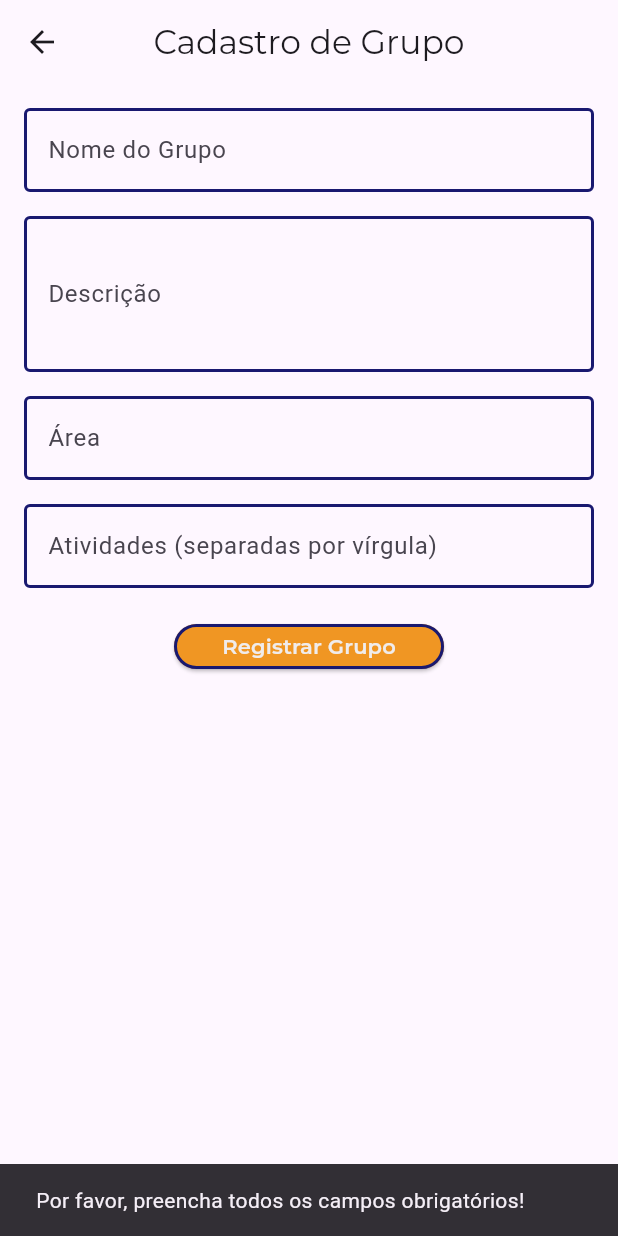
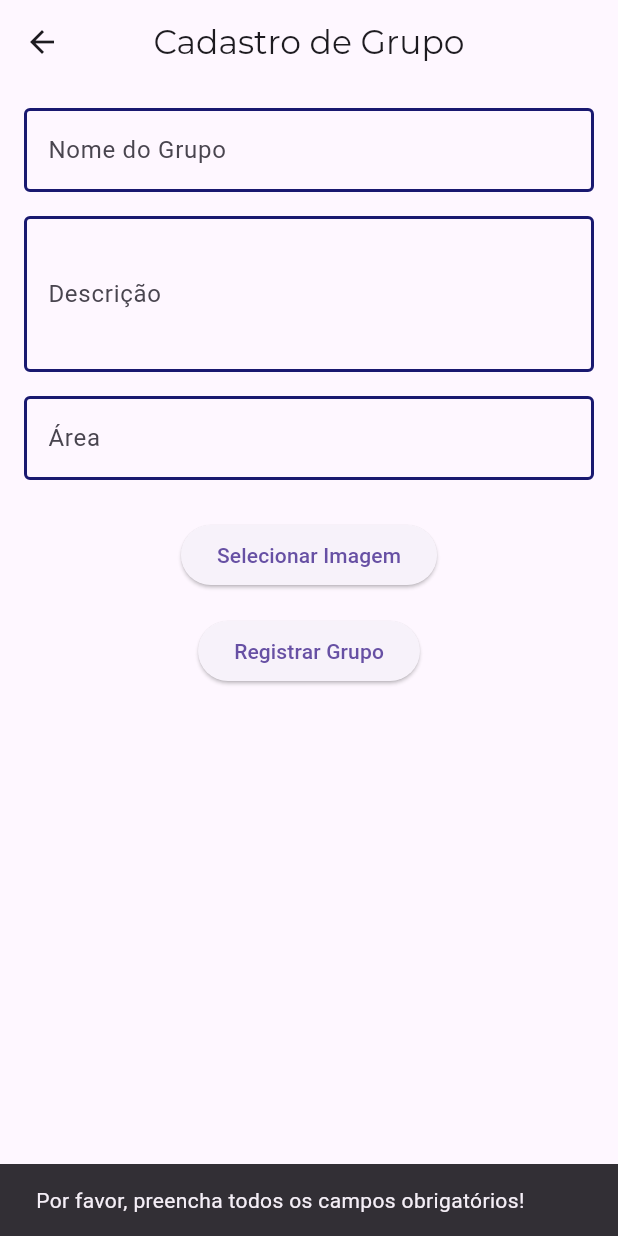
Before and after one commit to notsogreatdavi/DSI-2024.2, a Flutter app: the RegisterClassScreen screen opened directly, after a tap on "Registrar Grupo", on a phone screen of 412 x 824 dp. Run offline on Flutter 3.47's test engine with Material 3 defaults, Android fonts, the phone set to English and light mode, and no system bars; our stand-ins replace image_picker, supabase_flutter; missing offline and left inert: dart:html; accounts and stored records are empty.

Commit message:
Adicionado opção de colocar imagem nos grupos

```diff
--- a/flutter_application_1/lib/src/features/home/home_screen.dart
+++ b/flutter_application_1/lib/src/features/home/home_screen.dart
@@ -143,7 +143,7 @@ class HomeScreenState extends State<HomeScreen> {
                     "${usuario!['nome']} | ${usuario!['ativo'] ?? 0} dias ativos",
                     style: const TextStyle(
                       color: Colors.white,
-                      fontSize: 14,
+                      fontSize: 12,
                       fontFamily: "Montserrat",
                       fontWeight: FontWeight.w400,
                     ),
--- a/flutter_application_1/lib/src/features/registers/register_class.dart
+++ b/flutter_application_1/lib/src/features/registers/register_class.dart
@@ -1,6 +1,10 @@
 import 'package:flutter/material.dart';
 import 'package:supabase_flutter/supabase_flutter.dart';
 import '../../common/constants/app_colors.dart';
+import 'package:image_picker/image_picker.dart';
+import 'dart:typed_data';
+import 'dart:io';
+import 'dart:html' as html;
 
 class RegisterClassScreen extends StatefulWidget {
   const RegisterClassScreen({super.key});
@@ -14,10 +18,37 @@ class RegisterClassScreenState extends State<RegisterClassScreen> {
   final TextEditingController _descricaoController = TextEditingController();
   final TextEditingController _areaController = TextEditingController();
   final TextEditingController _atividadesController = TextEditingController();
+  final SupabaseClient _supabase = Supabase.instance.client;
+  Uint8List? _imagemSelecionada;
+  String? _imagemUrl;
 
-  final SupabaseClient _supabase = Supabase.instance.client;
+  Future<void> _selecionarImagem() async {
+    final ImagePicker picker = ImagePicker();
+    final XFile? imagem = await picker.pickImage(source: ImageSource.gallery);
+    if (imagem != null) {
+      final bytes = await imagem.readAsBytes();
+      setState(() {
+        _imagemSelecionada = bytes;
+      });
+    }
+  }
 
-  // Função para registrar o grupo
+  Future<String?> _fazerUploadImagem(Uint8List imagemBytes) async {
+    try {
+      final nomeArquivo = 'grupo_${DateTime.now().millisecondsSinceEpoch}.png';
+      final response = await _supabase.storage.from('imagensdsi').uploadBinary(
+            nomeArquivo,
+            imagemBytes,
+            fileOptions: const FileOptions(cacheControl: '3600', upsert: false),
+          );
+      if (response.isEmpty) return null;
+      return _supabase.storage.from('imagensdsi').getPublicUrl(nomeArquivo);
+    } catch (error) {
+      _showMessage('Erro ao enviar imagem: $error');
+      return null;
+    }
+  }
+
   Future<void> _registrarGrupo() async {
     final nome = _nomeController.text.trim();
     final descricao = _descricaoController.text.trim();
@@ -30,31 +61,33 @@ class RegisterClassScreenState extends State<RegisterClassScreen> {
     }
 
     try {
-      // Insere o grupo no banco de dados
-      final response = await _supabase
+      String? imagemUrl;
+      if (_imagemSelecionada != null) {
+        imagemUrl = await _fazerUploadImagem(_imagemSelecionada!);
+      }
+
+      await _supabase
           .from('grupo')
           .insert({
             'nomeGroup': nome,
             'descricaoGroup': descricao,
             'areaGroup': area,
             'atividades': atividades.isNotEmpty ? atividades.split(',') : [],
+            'fotoUrl': imagemUrl,
           })
           .select()
           .single();
 
       _showMessage('Grupo cadastrado com sucesso! 🎉');
 
-      // Volta para a tela anterior (home) com um sinal para recarregar os dados
       if (mounted) {
-        Navigator.pop(
-            context, true); // Passa 'true' como flag para recarregar
+        Navigator.pop(context, true);
       }
-        } catch (error) {
+    } catch (error) {
       _showMessage('Erro inesperado: $error');
     }
   }
 
-  // Função para exibir mensagens
   void _showMessage(String message) {
     ScaffoldMessenger.of(context).showSnackBar(
       SnackBar(content: Text(message)),
@@ -75,109 +108,71 @@ class RegisterClassScreenState extends State<RegisterClassScreen> {
         padding: const EdgeInsets.all(16.0),
         child: ListView(
           children: [
-            // Campo para o nome do grupo
             TextField(
               controller: _nomeController,
               decoration: InputDecoration(
                 labelText: 'Nome do Grupo',
                 enabledBorder: OutlineInputBorder(
-                  borderSide: BorderSide(
-                      color: AppColors.azulEscuro, width: 2), // Borda azul
+                  borderSide: BorderSide(color: AppColors.azulEscuro, width: 2),
                   borderRadius: BorderRadius.circular(4),
                 ),
                 focusedBorder: OutlineInputBorder(
-                  borderSide: BorderSide(
-                      color: AppColors.azulEscuro, width: 2), // Borda azul
+                  borderSide: BorderSide(color: AppColors.azulEscuro, width: 2),
                   borderRadius: BorderRadius.circular(4),
                 ),
               ),
             ),
             SizedBox(height: 16),
-
-            // Campo para a descrição do grupo
             TextField(
               controller: _descricaoController,
               decoration: InputDecoration(
                 labelText: 'Descrição',
                 enabledBorder: OutlineInputBorder(
-                  borderSide: BorderSide(
-                      color: AppColors.azulEscuro, width: 2), // Borda azul
+                  borderSide: BorderSide(color: AppColors.azulEscuro, width: 2),
                   borderRadius: BorderRadius.circular(4),
                 ),
                 focusedBorder: OutlineInputBorder(
-                  borderSide: BorderSide(
-                      color: AppColors.azulEscuro, width: 2), // Borda azul
+                  borderSide: BorderSide(color: AppColors.azulEscuro, width: 2),
                   borderRadius: BorderRadius.circular(4),
                 ),
               ),
               maxLines: 3,
             ),
             SizedBox(height: 16),
-
-            // Campo para a área do grupo
             TextField(
               controller: _areaController,
               decoration: InputDecoration(
                 labelText: 'Área',
                 enabledBorder: OutlineInputBorder(
-                  borderSide: BorderSide(
-                      color: AppColors.azulEscuro, width: 2), // Borda azul
+                  borderSide: BorderSide(color: AppColors.azulEscuro, width: 2),
                   borderRadius: BorderRadius.circular(4),
                 ),
                 focusedBorder: OutlineInputBorder(
-                  borderSide: BorderSide(
-                      color: AppColors.azulEscuro, width: 2), // Borda azul
+                  borderSide: BorderSide(color: AppColors.azulEscuro, width: 2),
                   borderRadius: BorderRadius.circular(4),
                 ),
               ),
             ),
             SizedBox(height: 16),
-
-            // Campo para as atividades do grupo
-            TextField(
-              controller: _atividadesController,
-              decoration: InputDecoration(
-                labelText: 'Atividades (separadas por vírgula)',
-                enabledBorder: OutlineInputBorder(
-                  borderSide: BorderSide(
-                      color: AppColors.azulEscuro, width: 2), // Borda azul
-                  borderRadius: BorderRadius.circular(4),
-                ),
-                focusedBorder: OutlineInputBorder(
-                  borderSide:
-                      BorderSide(color: Colors.blue, width: 2), // Borda azul
-                  borderRadius: BorderRadius.circular(4),
-                ),
+            Center(
+              child: Column(
+                children: [
+                  if (_imagemSelecionada != null)
+                    Image.memory(_imagemSelecionada!,
+                        height: 100, fit: BoxFit.cover),
+                  SizedBox(height: 10),
+                  ElevatedButton(
+                    onPressed: _selecionarImagem,
+                    child: Text('Selecionar Imagem'),
+                  ),
+                ],
               ),
             ),
-            SizedBox(height: 24),
-
-            // Botão para registrar o grupo
+            SizedBox(height: 16),
             Center(
-              child: SizedBox(
-                width: 180, // Define a largura fixa do botão
-                height: 30, // Define a altura fixa do botão
-                child: ElevatedButton(
-                  style: ElevatedButton.styleFrom(
-                    backgroundColor: AppColors.laranja,
-                    shape: RoundedRectangleBorder(
-                      borderRadius:
-                          BorderRadius.circular(30), // Arredondando o botão
-                      side: BorderSide(
-                          color: AppColors.azulEscuro,
-                          width: 2), // Borda do botão
-                    ),
-                  ),
-                  onPressed: _registrarGrupo,
-                  child: Text(
-                    'Registrar Grupo',
-                    style: TextStyle(
-                        color: AppColors.branco,
-                        fontFamily: 'Montserrat',
-                        fontSize: 14,
-                        fontWeight: FontWeight.w600),
-                  ),
-                ),
+              child: ElevatedButton(
+                onPressed: _registrarGrupo,
+                child: Text('Registrar Grupo'),
               ),
             ),
           ],
--- a/flutter_application_1/pubspec.yaml
+++ b/flutter_application_1/pubspec.yaml
@@ -13,6 +13,8 @@ environment:
 dependencies:
   flutter:
     sdk: flutter
+  image_picker: ^1.0.7
+  image_picker_web: ^4.0.0
   supabase_flutter: ^2.0.0
 
 dev_dependencies:
```
Also changed, not shown: flutter_application_1/pubspec.lock.
